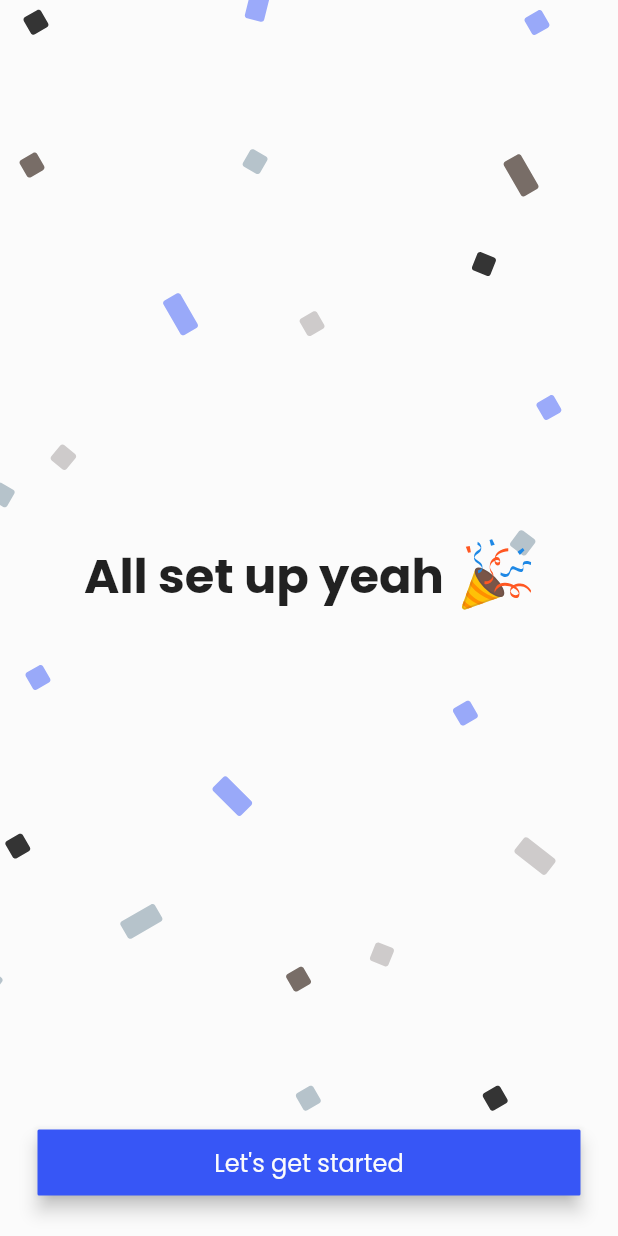
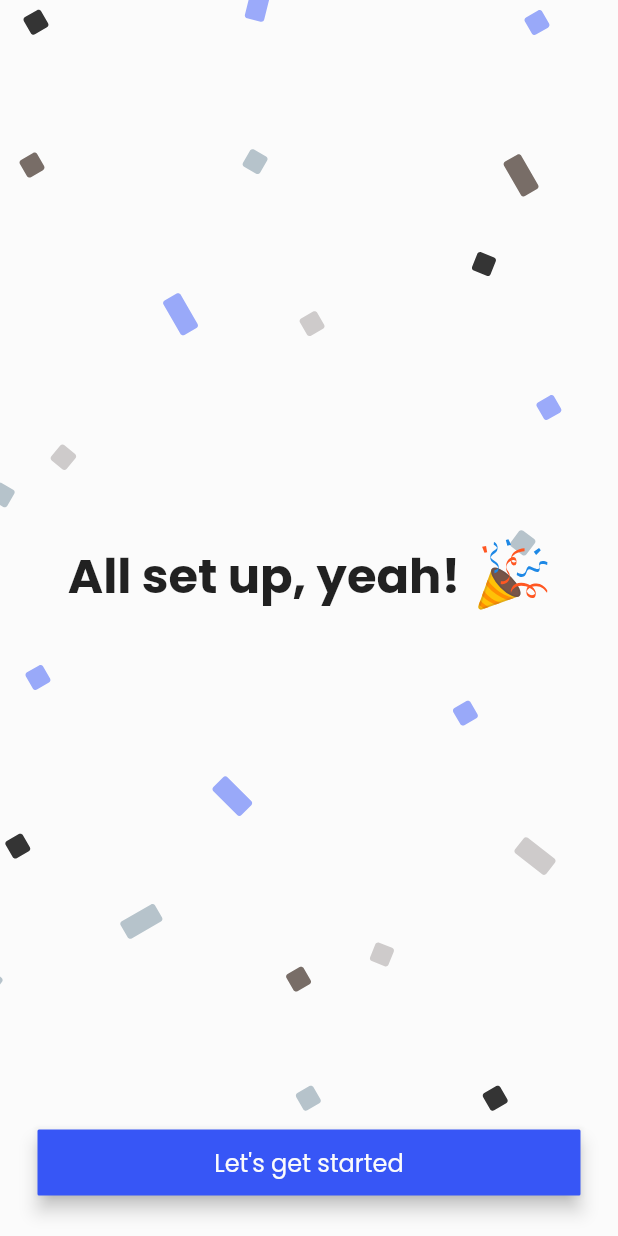
Before and after one commit to jacksoncurrie/wofroho-mobile, a Flutter app: the AllSetUpPage widget shown alone on an empty page, opened directly, on a phone screen of 412 x 824 dp. Run offline on Flutter 3.47's test engine with Material 2 defaults, Android fonts, the phone set to English and light mode, and no system bars; our stand-ins replace flutter_svg, image_picker.

Commit message:
Update all set up message

```diff
--- a/lib/pages/all_set_up_page.dart
+++ b/lib/pages/all_set_up_page.dart
@@ -41,7 +41,7 @@ class _AllSetUpPageState extends State<AllSetUpPage> {
   Widget _showPageWidgets() {
     return Center(
       child: TextWithImage(
-        text: 'All set up yeah',
+        text: 'All set up, yeah!',
         image: _showPartyPopper(),
       ),
     );
```
